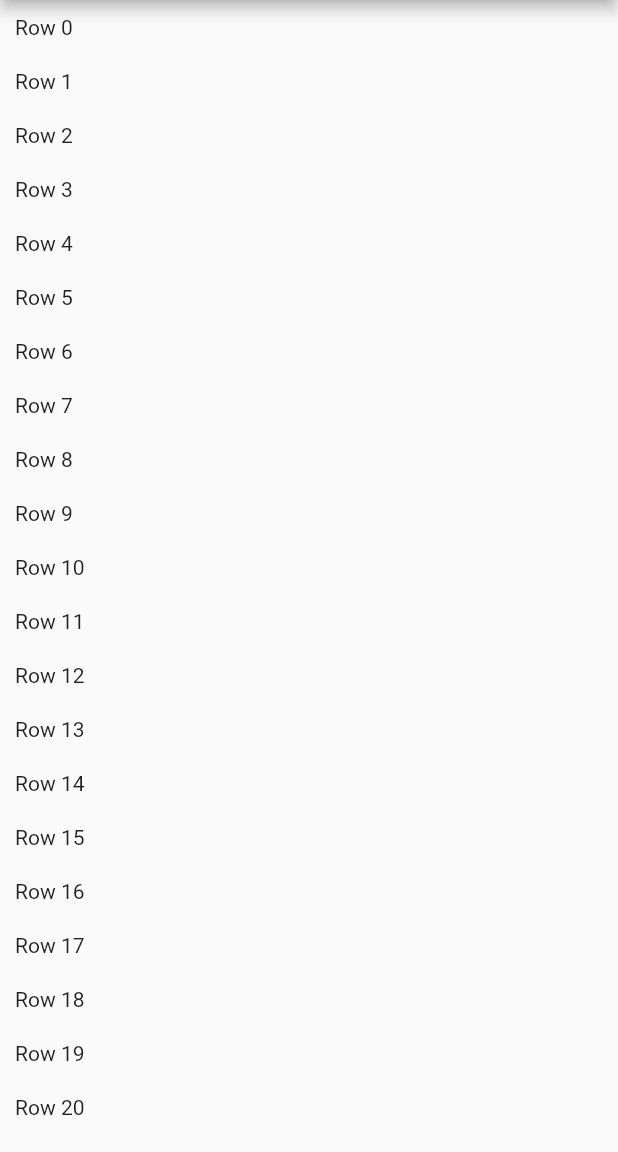
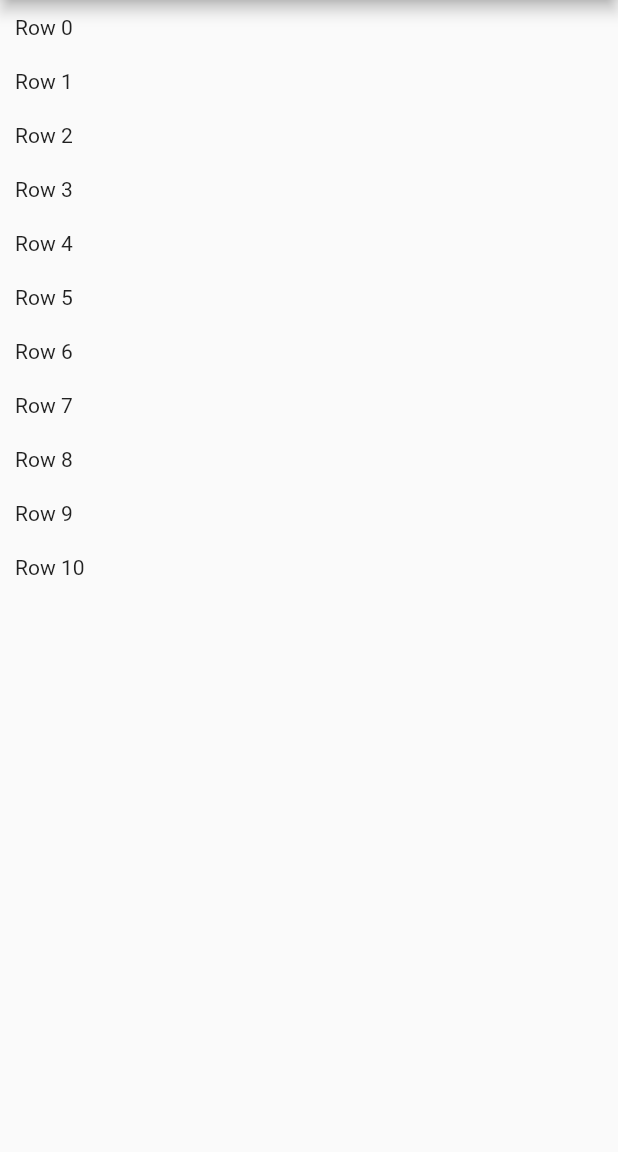
Before and after one commit to kwmt/Flutter-for-Android-devs, a Flutter app: the screen it shows after launch, after a tap on an icon or button, on a phone screen of 412 x 824 dp, the part 84-1236 px from its top. Run offline on Flutter 3.47's test engine with Material 2 defaults, Android fonts, the phone set to English and light mode, and no system bars.

Commit message:
simple way

```diff
--- a/lib/main.dart
+++ b/lib/main.dart
@@ -16,29 +16,40 @@ class SampleApp extends StatefulWidget {
 }
 
 class SampleAppState extends State<SampleApp> {
+  List<Widget> widgets = [];
+
+  @override
+  void initState() {
+    super.initState();
+
+    for (int i = 0; i < 10; i++) {
+      widgets.add(_getRow(i));
+    }
+  }
+
   @override
   Widget build(BuildContext context) {
     return Scaffold(
       appBar: AppBar(
         title: Text("Sample App"),
       ),
-      body: ListView(children: _getListDate()),
+      body: ListView(children: widgets),
     );
   }
 
-  _getListDate() {
-    List<Widget> widgets = [];
-    for (int i = 0; i < 100; i++) {
-      widgets.add(GestureDetector(
+  Widget _getRow(int i) {
+    return GestureDetector(
       child: Padding(
         padding: EdgeInsets.all(10.0),
         child: Text("Row $i"),
       ),
       onTap: () {
         print("Row Tapped $i");
+        setState(() {
+          widgets = List.from(widgets);
+          widgets.add(_getRow(widgets.length));
+        });
       },
-      ));
-    }
-    return widgets;
+    );
   }
 }
```
Lines whose indentation alone changed are shown as unchanged.
